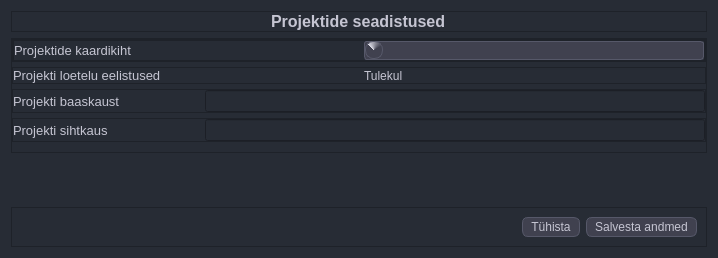
Old version of the form mailabl-qgis/config/confWidgets/ProjectSetup.ui in the repository TuloliKalver/mailabl-qgis.
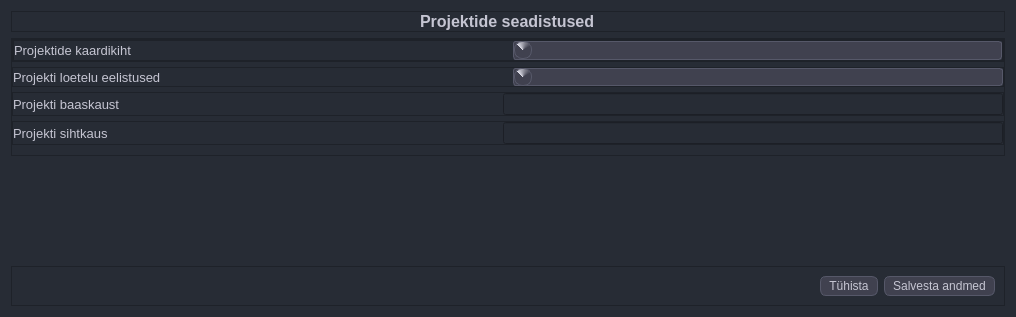
New version of the form. Icons and pictures are not drawn.

Commit message: Projects can be fetched by preferred statuses

```diff
--- a/mailabl-qgis/config/confWidgets/ProjectSetup.ui
+++ b/mailabl-qgis/config/confWidgets/ProjectSetup.ui
@@ -6,8 +6,8 @@
    <rect>
     <x>0</x>
     <y>0</y>
-    <width>718</width>
-    <height>258</height>
+    <width>1016</width>
+    <height>317</height>
    </rect>
   </property>
   <property name="sizePolicy">
@@ -324,11 +324,7 @@
           </widget>
          </item>
          <item>
-          <widget class="QLabel" name="label_2">
-           <property name="text">
-            <string>Tulekul</string>
-           </property>
-          </widget>
+          <widget class="QComboBox" name="cmbPreferred_Project_status"/>
          </item>
         </layout>
        </widget>
```
The commit also changes 9 other files.
